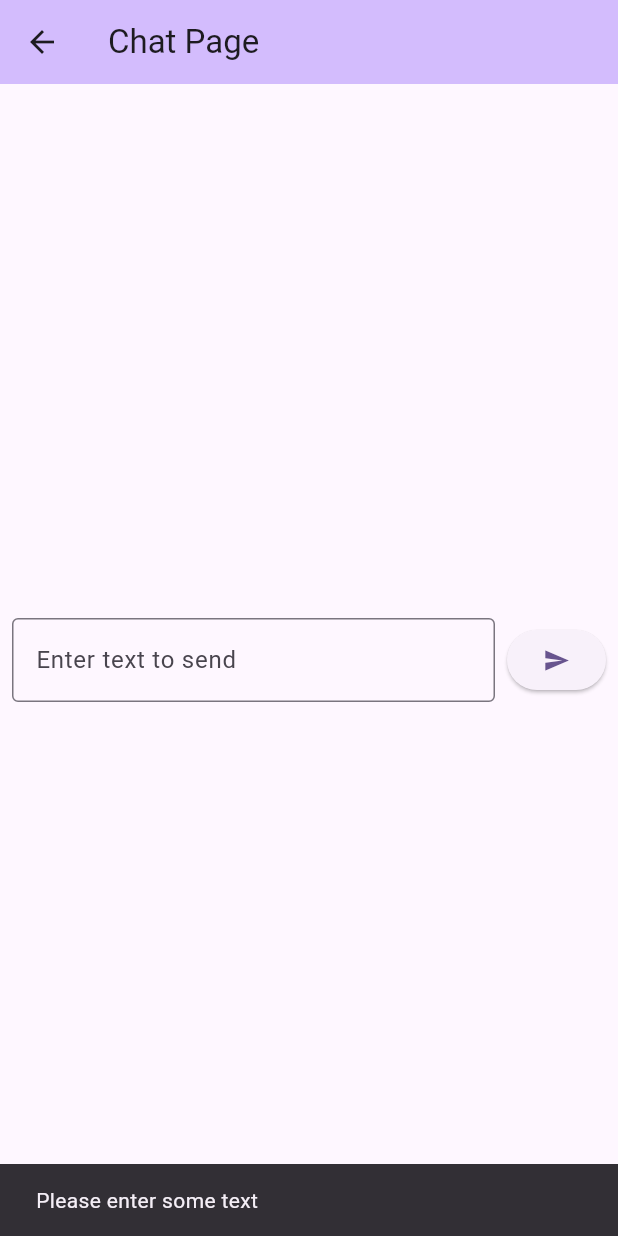
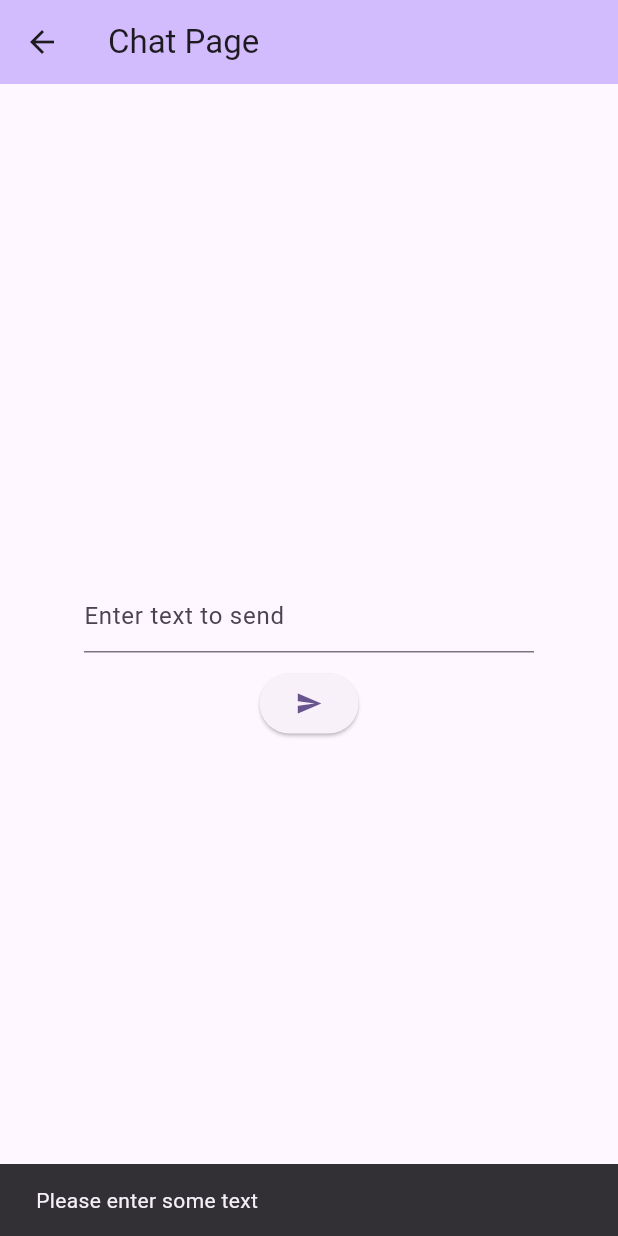
Before and after one commit to yamamomo2022/balance_ai_agent, a Flutter app: the ChatPage screen opened directly, after a tap on the "send" icon, on a phone screen of 412 x 824 dp. Run offline on Flutter 3.47's test engine with Material 3 defaults, Android fonts, the phone set to English and light mode, and no system bars; our stand-ins replace dio.

Commit message:
feat: 🎸 create_chatservice

```diff
--- a/lib/chat_page.dart
+++ b/lib/chat_page.dart
@@ -2,6 +2,7 @@ import 'package:flutter/material.dart';
 import 'package:dio/dio.dart';
 import 'genkit_client.dart';
 import 'widgets/chat_input_widget.dart';
+import 'services/chat_service.dart'; // Import ChatService
 
 class ChatPage extends StatefulWidget {
   const ChatPage({super.key});
@@ -15,36 +16,21 @@ class _ChatPageState extends State<ChatPage> {
   final TextEditingController _controller = TextEditingController();
   final dio = Dio();
   late final GenkitClient _genkitClient;
+  late final ChatService _chatService; // Declare ChatService
 
   @override
   void initState() {
     super.initState();
     _genkitClient = GenkitClient(dio: dio);
+    _chatService = ChatService(
+        genkitClient: _genkitClient,
+        context: context); // Initialize ChatService
   }
 
-  // 新たに送信処理を関数化
-  void _handleSend(String inputText) async {
-    if (inputText.isNotEmpty) {
-      try {
-        final responseText =
-            await _genkitClient.generateChatResponse(inputText);
-        print('Sending text: $responseText');
-        ScaffoldMessenger.of(context).showSnackBar(
-          SnackBar(content: Text('Sent: $responseText')),
-        );
-        // Clear text field after sending
-        _controller.clear();
-      } catch (e) {
-        ScaffoldMessenger.of(context).showSnackBar(
-          SnackBar(content: Text('Error: $e')),
-        );
-      }
-    } else {
-      // Notify when input is empty
-      ScaffoldMessenger.of(context).showSnackBar(
-        const SnackBar(content: Text('Please enter some text')),
-      );
-    }
+  // Use ChatService's sendMessage method
+  void _handleSend(String inputText, String prePrompt) async {
+    await _chatService.sendMessage(inputText, prePrompt);
+    _controller.clear();
   }
 
   @override
--- a/lib/lifestyle_ai_agent_page.dart
+++ b/lib/lifestyle_ai_agent_page.dart
@@ -29,15 +29,15 @@ class _LifestyleAIAgentPageState extends State<LifestyleAIAgentPage> {
     messages.add('【事前プロンプト】\n$prePrompt');
   }
 
-  void _sendMessage() {
-    if (messageController.text.trim().isEmpty) return;
-    setState(() {
-      messages.add("あなた: ${messageController.text}");
-      // ここで生成AIへのリクエストを実施、今回はエコーする例
-      messages.add("AI: ${messageController.text}");
-    });
-    messageController.clear();
-  }
+  // void _sendMessage() {
+  //   if (messageController.text.trim().isEmpty) return;
+  //   setState(() {
+  //     messages.add("あなた: ${messageController.text}");
+  //     // ここで生成AIへのリクエストを実施、今回はエコーする例
+  //     messages.add("AI: ${messageController.text}");
+  //   });
+  //   messageController.clear();
+  // }
 
   @override
   void dispose() {
--- /dev/null
+++ b/lib/services/chat_service.dart
@@ -0,0 +1,30 @@
+import 'package:flutter/material.dart';
+import 'package:balance_ai_agent/genkit_client.dart';
+
+class ChatService {
+  final GenkitClient genkitClient;
+  final BuildContext context; // Add context
+
+  ChatService({required this.genkitClient, required this.context});
+
+  Future<void> sendMessage(String inputText, String prePrompt) async {
+    if (inputText.isNotEmpty) {
+      try {
+        final responseText =
+            await genkitClient.generateChatResponse(prePrompt + inputText);
+        print('Sending text: $responseText');
+        ScaffoldMessenger.of(context).showSnackBar(
+          SnackBar(content: Text('Sent: $responseText')),
+        );
+      } catch (e) {
+        ScaffoldMessenger.of(context).showSnackBar(
+          SnackBar(content: Text('Error: $e')),
+        );
+      }
+    } else {
+      ScaffoldMessenger.of(context).showSnackBar(
+        const SnackBar(content: Text('Please enter some text')),
+      );
+    }
+  }
+}
--- a/lib/widgets/chat_input_widget.dart
+++ b/lib/widgets/chat_input_widget.dart
@@ -1,37 +1,42 @@
 import 'package:flutter/material.dart';
 
-typedef OnSendCallback = void Function(String inputText);
+typedef OnSendCallback = void Function(String inputText, String prePrompt);
 
 class ChatInputWidget extends StatelessWidget {
   final TextEditingController controller;
   final OnSendCallback onSend;
+  final String prePrompt; // 事前プロンプトを追加
 
   const ChatInputWidget({
-    Key? key,
+    super.key,
     required this.controller,
     required this.onSend,
-  }) : super(key: key);
+    this.prePrompt = '', // デフォルト値は空文字列
+  });
 
   @override
   Widget build(BuildContext context) {
     return Padding(
       padding: const EdgeInsets.all(8),
-      child: Row(
+      child: Column(
+        // Row を Column に変更
         children: [
-          Expanded(
+          SizedBox(
+            // SizedBox で TextField の高さを制限
+            height: 50,
+            width: 300,
             child: TextField(
               controller: controller,
               decoration: const InputDecoration(
                 hintText: 'Enter text to send',
-                border: OutlineInputBorder(),
               ),
             ),
           ),
-          const SizedBox(width: 8),
+          const SizedBox(height: 8),
           ElevatedButton(
             onPressed: () {
               final inputText = controller.text;
-              onSend(inputText);
+              onSend(inputText, prePrompt); // 事前プロンプトも渡す
             },
             child: const Icon(Icons.send),
           ),
```
